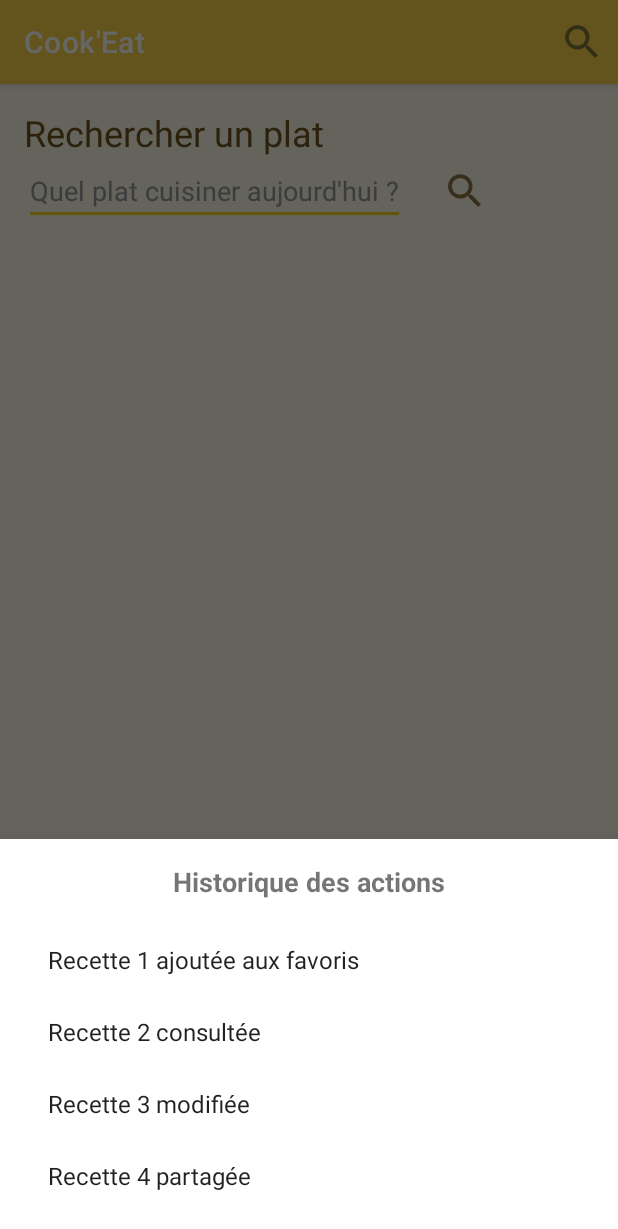
After one commit to Kev7F/hello_world, an Android app: the fragment HistoriqueBottomSheetFragment placed in its activity, on a phone screen of 412 x 824 dp. The commit adds this screen. Shown: the top 1229 px of the screen. Run offline under Robolectric (Android 15) with nearby library versions, the phone set to English and light mode, and no system bars; our stand-ins replace Room's generated code.

Commit message:
historique(debut)

```diff
--- /dev/null
+++ b/app/src/main/java/com/example/helloworld/HistoriqueBottomSheetFragment.java
@@ -0,0 +1,39 @@
+package com.example.helloworld;
+
+import android.os.Bundle;
+import androidx.annotation.NonNull;
+import androidx.annotation.Nullable;
+import com.google.android.material.bottomsheet.BottomSheetDialogFragment;
+import android.view.LayoutInflater;
+import android.view.View;
+import android.view.ViewGroup;
+import android.widget.ArrayAdapter;
+import android.widget.ListView;
+
+import java.util.ArrayList;
+import java.util.List;
+
+public class HistoriqueBottomSheetFragment extends BottomSheetDialogFragment {
+
+    @Nullable
+    @Override
+    public View onCreateView(@NonNull LayoutInflater inflater, @Nullable ViewGroup container, @Nullable Bundle savedInstanceState) {
+        View view = inflater.inflate(R.layout.fragment_historique, container, false);
+
+        // Obtenir la ListView pour afficher l'historique
+        ListView listView = view.findViewById(R.id.liste_historique);
+
+        // Ajouter des exemples d'actions dans l'historique
+        List<String> historique = new ArrayList<>();
+        historique.add("Recette 1 ajoutée aux favoris");
+        historique.add("Recette 2 consultée");
+        historique.add("Recette 3 modifiée");
+        historique.add("Recette 4 partagée");
+
+        // Adapter pour afficher les données
+        ArrayAdapter<String> adapter = new ArrayAdapter<>(getContext(), android.R.layout.simple_list_item_1, historique);
+        listView.setAdapter(adapter);
+
+        return view;
+    }
+}
--- a/app/src/main/java/com/example/helloworld/MainActivity.java
+++ b/app/src/main/java/com/example/helloworld/MainActivity.java
@@ -17,6 +17,8 @@ import database.TextEntity;
 import com.google.android.material.bottomnavigation.BottomNavigationView;
 
 import android.view.MenuItem;
+import android.view.Menu;
+
 
 
 
@@ -105,7 +107,29 @@ public class MainActivity extends AppCompatActivity {
         }).start();
 
 
+
+
     }
+    @Override
+    public boolean onCreateOptionsMenu(Menu menu) {
+        getMenuInflater().inflate(R.menu.top_bar_menu, menu);
+        return true;
+    }
+
+    @Override
+    public boolean onOptionsItemSelected(MenuItem item) {
+        int id = item.getItemId();
+
+        if (id == R.id.action_historique) {
+            // Ouvrir le BottomSheet lorsqu'on clique sur l'historique
+            HistoriqueBottomSheetFragment bottomSheetFragment = new HistoriqueBottomSheetFragment();
+            bottomSheetFragment.show(getSupportFragmentManager(), bottomSheetFragment.getTag());
+            return true;
+        }
+
+        return super.onOptionsItemSelected(item);
+    }
+
 
     /** Called when the user taps the Send button */
     public void sendMessage(View view) {
--- /dev/null
+++ b/app/src/main/res/layout/fragment_historique.xml
@@ -0,0 +1,23 @@
+<?xml version="1.0" encoding="utf-8"?>
+<LinearLayout xmlns:android="http://schemas.android.com/apk/res/android"
+    android:layout_width="match_parent"
+    android:layout_height="wrap_content"
+    android:orientation="vertical"
+    android:padding="16dp">
+
+    <TextView
+        android:id="@+id/title"
+        android:layout_width="wrap_content"
+        android:layout_height="wrap_content"
+        android:text="Historique des actions"
+        android:textSize="18sp"
+        android:textStyle="bold"
+        android:layout_gravity="center_horizontal"
+        android:paddingBottom="16dp"/>
+
+    <ListView
+        android:id="@+id/liste_historique"
+        android:layout_width="match_parent"
+        android:layout_height="wrap_content" />
+
+</LinearLayout>
--- /dev/null
+++ b/app/src/main/res/menu/top_bar_menu.xml
@@ -0,0 +1,9 @@
+<?xml version="1.0" encoding="utf-8"?>
+<menu xmlns:android="http://schemas.android.com/apk/res/android"
+    xmlns:app="http://schemas.android.com/apk/res-auto">
+    <item
+        android:id="@+id/action_historique"
+        android:title="Historique"
+        android:icon="@drawable/ic_recherche"
+        app:showAsAction="always"/>
+</menu>
```
